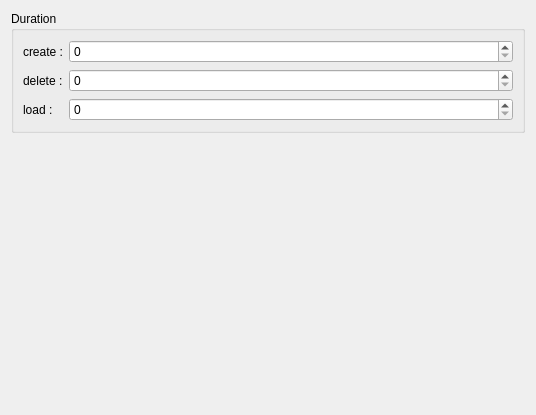
Old version of the form src/config/AnimationSettings.ui in the repository leroy-anthony/weshtunotes.
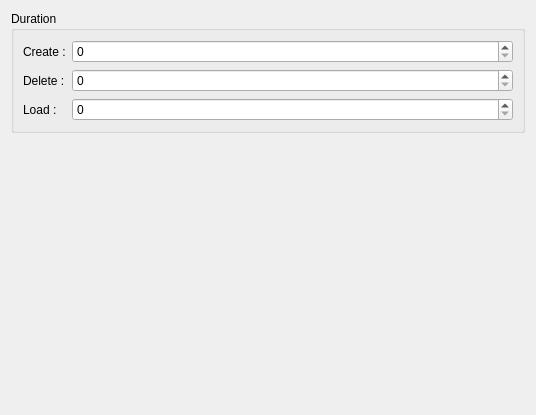
New version of the form. Custom widgets are drawn as their Qt base class.

What changed in the file:
```diff
--- a/src/config/AnimationSettings.ui
+++ b/src/config/AnimationSettings.ui
@@ -52,21 +52,21 @@
       <item row="1" column="0">
        <widget class="QLabel" name="label">
         <property name="text">
-         <string>create :</string>
+         <string>Create :</string>
         </property>
        </widget>
       </item>
       <item row="5" column="0">
        <widget class="QLabel" name="label_4">
         <property name="text">
-         <string>load :</string>
+         <string>Load :</string>
         </property>
        </widget>
       </item>
       <item row="3" column="0">
        <widget class="QLabel" name="label_2">
         <property name="text">
-         <string>delete :</string>
+         <string>Delete :</string>
         </property>
        </widget>
       </item>
```
